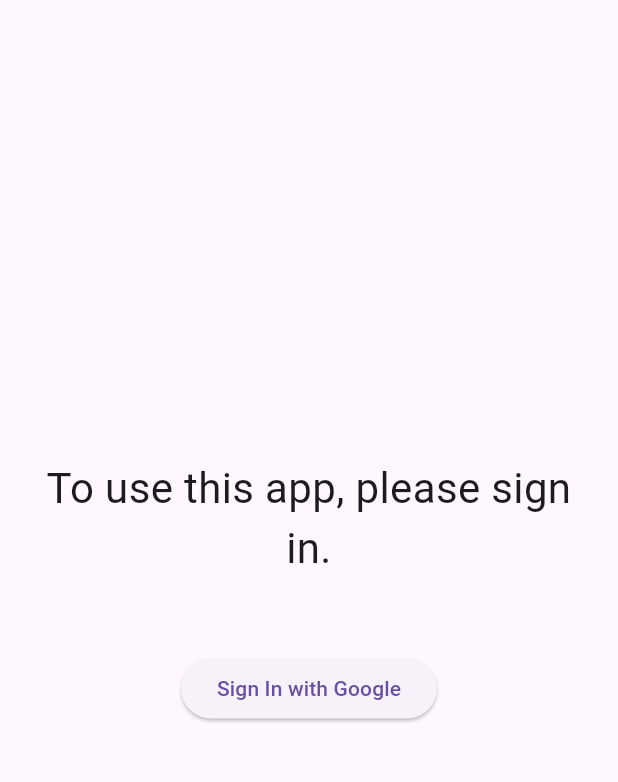
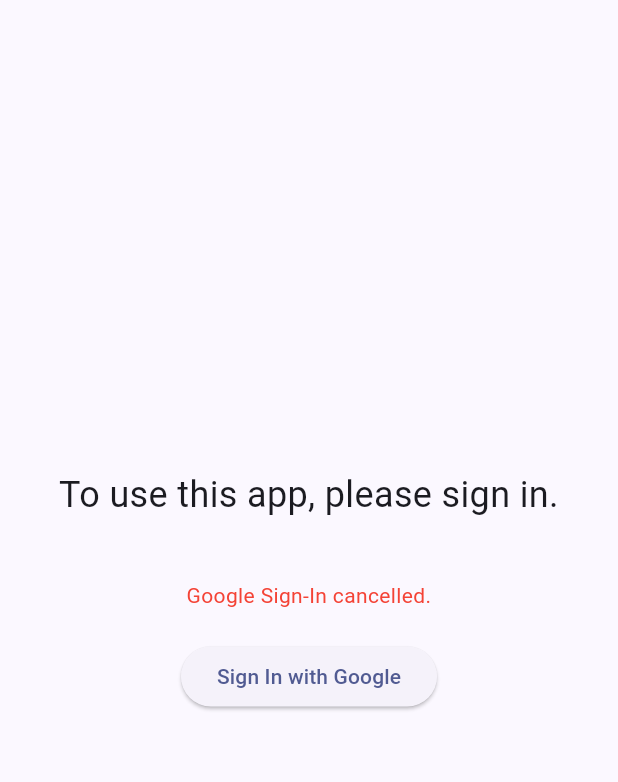
Before and after one commit to michal-lysak/mov.ly, a Flutter app: the screen it shows after launch, after a tap on "Sign In with Google", on a phone screen of 412 x 824 dp, the part 69-851 px from its top. Run offline on Flutter 3.47's test engine with Material 3 defaults, Android fonts, the phone set to English and light mode, and no system bars; our stand-ins replace firebase_auth, firebase_core, flutter_bloc, google_fonts, google_sign_in; accounts and stored records are empty.

Commit message:
google-signin works now

```diff
--- a/lib/features/auth/presentation/pages/login_page.dart
+++ b/lib/features/auth/presentation/pages/login_page.dart
@@ -1,16 +1,6 @@
-/*
-
-LOGIN PAGE
-
-ON:
-Logged in-> Home Page
-No account -> Register Page
-
-*/
-
 import 'package:flutter/material.dart';
 import 'package:google_fonts/google_fonts.dart';
-// import 'package:flutter_bloc/flutter_bloc.dart'; // Uncomment if using bloc
+import 'package:movly/features/auth/data/firebase_auth_repo.dart';
 
 class LoginPage extends StatefulWidget {
   const LoginPage({super.key});
@@ -20,34 +10,30 @@
 }
 
 class _LoginPageState extends State<LoginPage> {
-  // Move controllers to State class
-  final usernameController = TextEditingController();
-  final passwordController = TextEditingController();
+  final FirebaseAuthRepo _authRepo = FirebaseAuthRepo();
+  bool _isLoading = false;
+  String? _errorMessage;
 
-  // Uncomment if you have AuthCubit set up
-  // late final authCubit = context.read<AuthCubit>();
+  // Google Sign-In
+  Future<void> _signInWithGoogle() async {
+    setState(() {
+      _isLoading = true;
+      _errorMessage = null;
+    });
 
-  @override
-  void dispose() {
-    // Clean up controllers when widget is disposed
-    usernameController.dispose();
-    passwordController.dispose();
-    super.dispose();
-  }
-
-  // sign in method
-  void signUserIn() {
-    // Implement your sign in logic here
-    // For example:
-    // authCubit.signIn(
-    //   usernameController.text,
-    //   passwordController.text,
-    // );
-  }
-
-  void signInWithGoogle() {
-    // Implement Google sign in
-    // authCubit.signInWithGoogle();
+    try {
+      final user = await _authRepo.signInWithGoogle();
+      if (user != null) {
+        // Navigate to home after login
+        Navigator.pushReplacementNamed(context, '/home');
+      } else {
+        setState(() => _errorMessage = "Google Sign-In cancelled.");
+      }
+    } catch (e) {
+      setState(() => _errorMessage = "Error: $e");
+    } finally {
+      setState(() => _isLoading = false);
+    }
   }
 
   @override
@@ -73,15 +59,24 @@
               Text(
                 "To use this app, please sign in.",
                 style: GoogleFonts.kronaOne(
-                  fontSize: 28,
+                  fontSize: 24,
                 ),
                 textAlign: TextAlign.center,
               ),
-              const SizedBox(height: 50),
-              ElevatedButton(
-                onPressed: signInWithGoogle,
-                child: const Text('Sign In with Google'),
-              ),
+              const SizedBox(height: 40),
+              if (_errorMessage != null)
+                Text(
+                  _errorMessage!,
+                  style: const TextStyle(color: Colors.red),
+                  textAlign: TextAlign.center,
+                ),
+              const SizedBox(height: 20),
+              _isLoading
+                  ? const CircularProgressIndicator()
+                  : ElevatedButton(
+                      onPressed: _signInWithGoogle,
+                      child: const Text('Sign In with Google'),
+                    ),
             ],
           ),
         ),
--- a/lib/main.dart
+++ b/lib/main.dart
@@ -4,10 +4,11 @@
 import 'package:movly/features/auth/presentation/pages/login_page.dart';
 
 void main() async {
-  // firebase setup
   WidgetsFlutterBinding.ensureInitialized();
-  await Firebase.initializeApp(options: DefaultFirebaseOptions.currentPlatform);
-runApp(const MyApp());
+  await Firebase.initializeApp(
+    options: DefaultFirebaseOptions.currentPlatform,
+  );
+  runApp(const MyApp());
 }
 
 class MyApp extends StatelessWidget {
@@ -15,10 +16,19 @@
 
   @override
   Widget build(BuildContext context) {
-    return const MaterialApp(
+    return MaterialApp(
       title: 'Movly',
       debugShowCheckedModeBanner: false,
-      home: LoginPage(),
+      theme: ThemeData(
+        useMaterial3: true,
+        colorSchemeSeed: Colors.indigo,
+      ),
+      // Start on the login page
+      initialRoute: '/login',
+      routes: {
+        '/login': (context) => const LoginPage(),
+        /*'/home': (context) => const HomePage(),*/
+      },
     );
   }
 }
```
